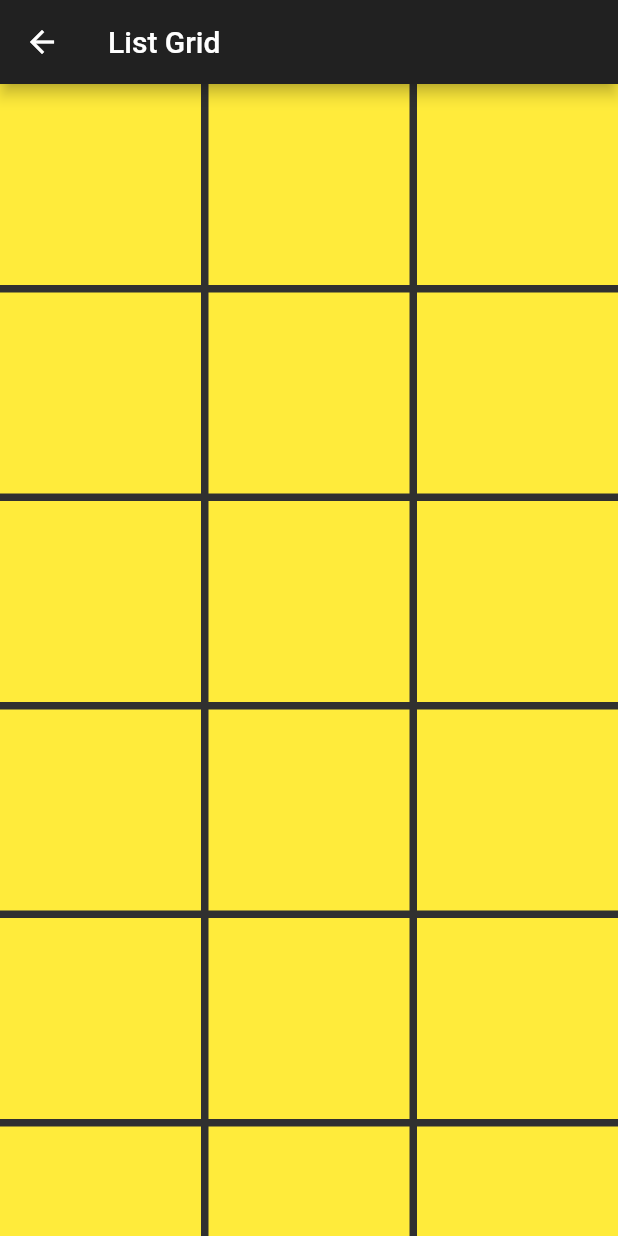
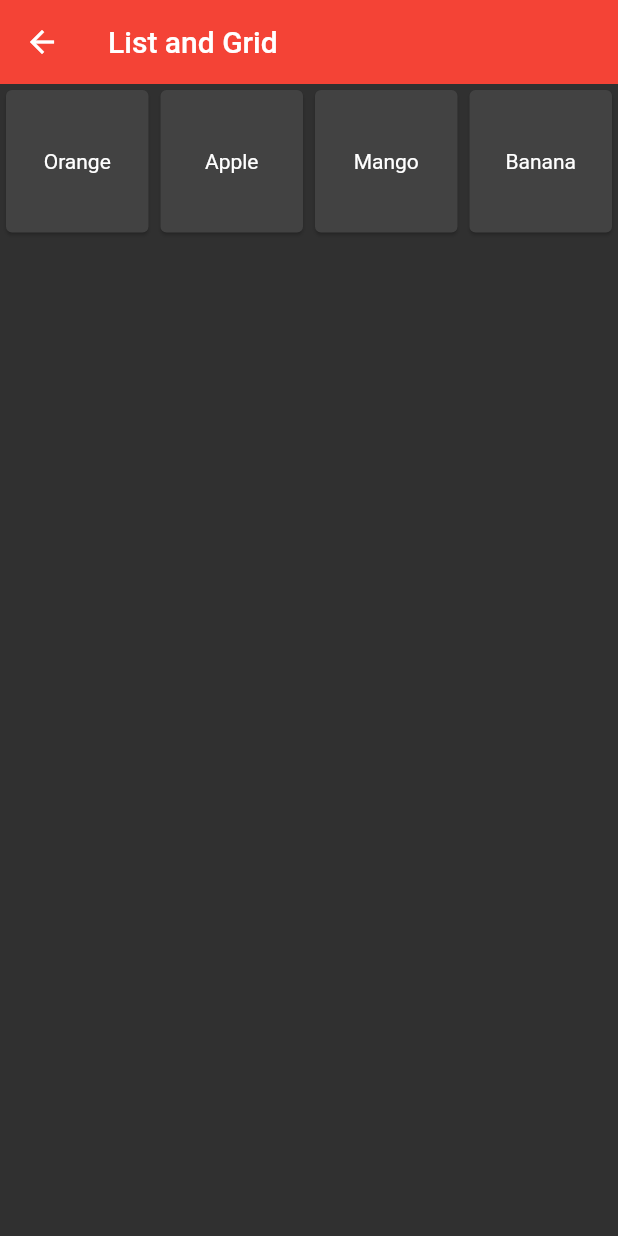
Before and after one commit to akmadan/flutter30days30widgets, a Flutter app: the ListGrid screen opened directly, on a phone screen of 412 x 824 dp. Run offline on Flutter 3.47's test engine with Material 2 defaults, Android fonts, the phone set to English and light mode, and no system bars; our stand-ins replace animated_text_kit, cached_network_image.

Commit message:
Update list_grid.dart

```diff
--- a/lib/widgets/list_grid.dart
+++ b/lib/widgets/list_grid.dart
@@ -8,107 +8,77 @@ class ListGrid extends StatefulWidget {
 }
 
 class _ListGridState extends State<ListGrid> {
-  List<String> names = ['Akshit', 'Karan', 'Gaurav', 'aasif'];
-
-  Map scores = {
-    'names': ['Akshit', 'Aasif', 'Gaurav', 'Karan'],
-    'marks': [56, 89, 43, 78]
+  List<String> fruits = ['Orange', 'Apple', 'Mango', 'Banana'];
+  Map fruits_person = {
+    'fruits': ['Orange', 'Apple', 'Mango', 'Banana'],
+    'names': ['Karan', 'Akshit', 'Gaurav', 'Aasif']
   };
   @override
   Widget build(BuildContext context) {
     return Scaffold(
       appBar: AppBar(
-        title: Text('List Grid'),
+        title: Text('List and Grid'),
+        backgroundColor: Colors.red,
+        elevation: 0,
       ),
       body: Container(
-          child:
-              //     ListView(
-                // axis
-              //   children: [
-              //     ListTile(
-              //       leading: Icon(Icons.person),
-              //       title: Text('Akshit'),
-              //     ),
-              //     ListTile(
-              //       leading: Icon(Icons.person),
-              //       title: Text('Akshit'),
-              //     ),
-              //     ListTile(
-              //       leading: Icon(Icons.person),
-              //       title: Text('Akshit'),
-              //     ),
-              //     ListTile(
-              //       leading: Icon(Icons.person),
-              //       title: Text('Akshit'),
-              //     ),
-              //   ],
-              // )
-
-              //         ListView.builder(
-              //   itemCount: scores['names'].length,
+        // child: ListView.builder(
+        //   itemCount: fruits.length,
         //   itemBuilder: (context, index) {
-              //     return ListTile(
-              //       leading: Icon(Icons.person),
-              //       title: Text(scores['names'][index]),
-              //       subtitle: Text(scores['marks'][index].toString()),
+        //     return Card(
+        //       child: ListTile(
+        //         onTap: () {
+        //           print((fruits_person['fruits'][index]));
+        //         },
+        //         leading: Icon(Icons.person),
+        //         title: Text(fruits_person['fruits'][index]),
+        //         subtitle: Text(fruits_person['names'][index]),
+        //       ),
         //     );
         //   },
         // ),
-
-              //         GridView(
+        // child: GridView(
         //   gridDelegate: SliverGridDelegateWithFixedCrossAxisCount(
         //       crossAxisCount: 3,
-              //       crossAxisSpacing: 5,
-              //       mainAxisSpacing: 5,
+        //       crossAxisSpacing: 20,
+        //       mainAxisSpacing: 20,
         //       childAspectRatio: 2 / 3),
         //   children: [
-              //     Container(
-              //       color: Colors.red,
-              //       height: 60,
-              //       width: 60,
+        //     Card(
+        //       child: Center(child: Text('Orange')),
         //     ),
-              //     Container(
-              //       color: Colors.red,
-              //       height: 60,
-              //       width: 60,
+        //     Card(
+        //       child: Center(child: Text('Orange')),
         //     ),
-              //     Container(
-              //       color: Colors.red,
-              //       height: 60,
-              //       width: 60,
+        //     Card(
+        //       child: Center(child: Text('Orange')),
         //     ),
-              //     Container(
-              //       color: Colors.red,
-              //       height: 60,
-              //       width: 60,
+        //     Card(
+        //       child: Center(child: Text('Orange')),
         //     ),
-              //     Container(
-              //       color: Colors.red,
-              //       height: 60,
-              //       width: 60,
+        //     Card(
+        //       child: Center(child: Text('Orange')),
         //     ),
-              //     Container(
-              //       color: Colors.red,
-              //       height: 60,
-              //       width: 60,
+        //     Card(
+        //       child: Center(child: Text('Orange')),
         //     ),
-              //     Container(
-              //       color: Colors.red,
-              //       height: 60,
-              //       width: 60,
+        //     Card(
+        //       child: Center(child: Text('Orange')),
         //     ),
         //   ],
-              // )
-
-              GridView.builder(
-                  itemCount: 50,
-                  gridDelegate: SliverGridDelegateWithFixedCrossAxisCount(
-                      crossAxisSpacing: 5,
-                      mainAxisSpacing: 5,
-                      crossAxisCount: 3),
+        // ),
+        child: GridView.builder(
+            itemCount: fruits.length,
+            gridDelegate:
+                SliverGridDelegateWithFixedCrossAxisCount(crossAxisCount: 4),
             itemBuilder: (context, index) {
-                    return Container(color: Colors.yellow);
-                  })),
+              return Card(
+                child: Center(
+                  child: Text(fruits[index]),
+                ),
+              );
+            }),
+      ),
     );
   }
 }
```
Lines whose indentation alone changed are shown as unchanged.
